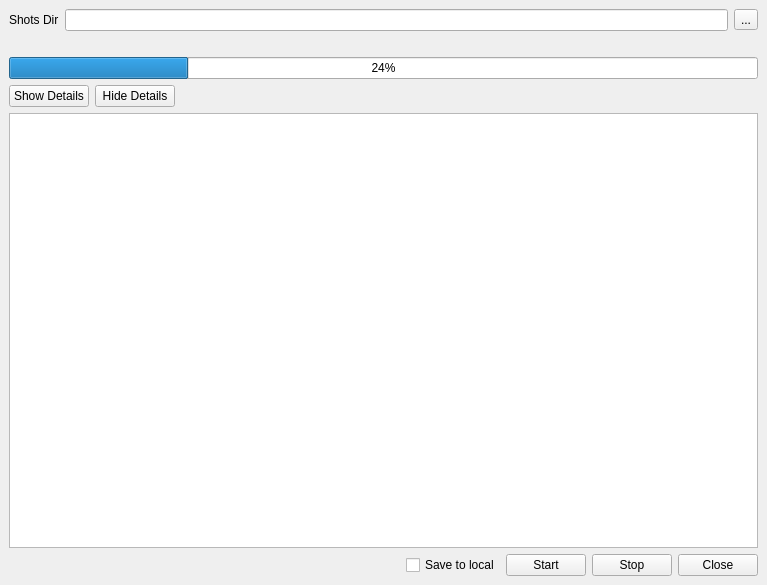
The window that ui/main.ui (iceanimations/createShots) describes before a commit, drawn with Qt 5.
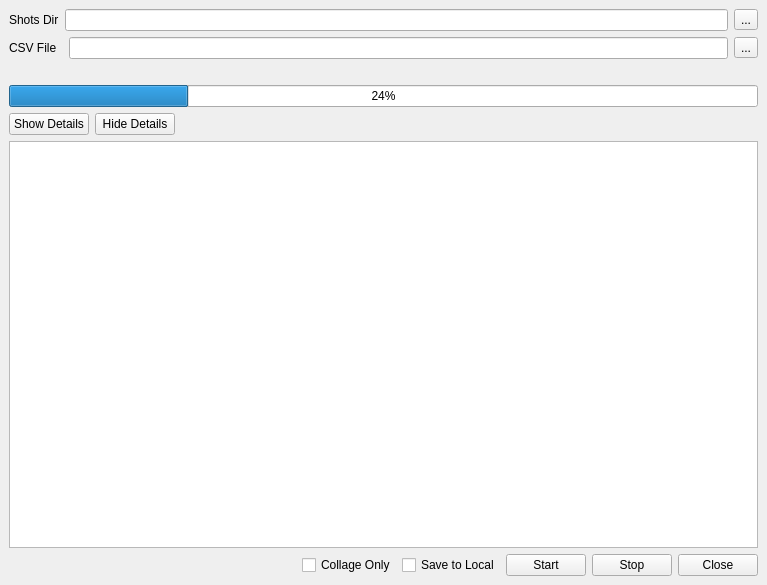
The same window after the commit.

Commit message: collageOnly button added and csv support added

```diff
--- a/ui/main.ui
+++ b/ui/main.ui
@@ -43,6 +43,27 @@
       </item>
      </layout>
     </item>
+    <item>
+     <layout class="QHBoxLayout" name="horizontalLayout">
+      <item>
+       <widget class="QLabel" name="label">
+        <property name="text">
+         <string>CSV File  </string>
+        </property>
+       </widget>
+      </item>
+      <item>
+       <widget class="QLineEdit" name="csvFilePathBox"/>
+      </item>
+      <item>
+       <widget class="QToolButton" name="browseButton">
+        <property name="text">
+         <string>...</string>
+        </property>
+       </widget>
+      </item>
+     </layout>
+    </item>
     <item>
      <widget class="QLabel" name="statusLabel">
       <property name="text">
@@ -129,13 +150,23 @@
         </property>
        </spacer>
       </item>
+      <item>
+       <widget class="QCheckBox" name="collageOnlyButton">
+        <property name="toolTip">
+         <string>Don't create maya shot files</string>
+        </property>
+        <property name="text">
+         <string>Collage Only</string>
+        </property>
+       </widget>
+      </item>
       <item>
        <widget class="QCheckBox" name="saveToLocalButton">
         <property name="toolTip">
          <string>Save shots to C:\Users\USER.NAME\Documents\create_shots</string>
         </property>
         <property name="text">
-         <string>Save to local</string>
+         <string>Save to Local</string>
         </property>
        </widget>
       </item>
```
Left out of the diff: 2 changed lines with no effect on the pictures. The commit also changes 6 other files.
